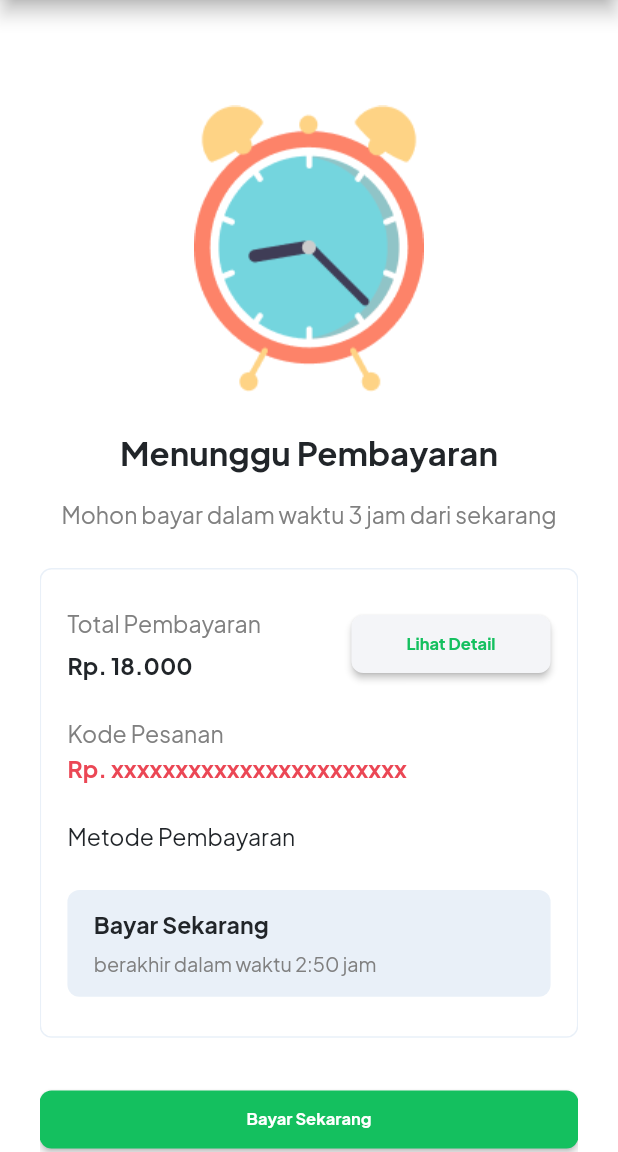
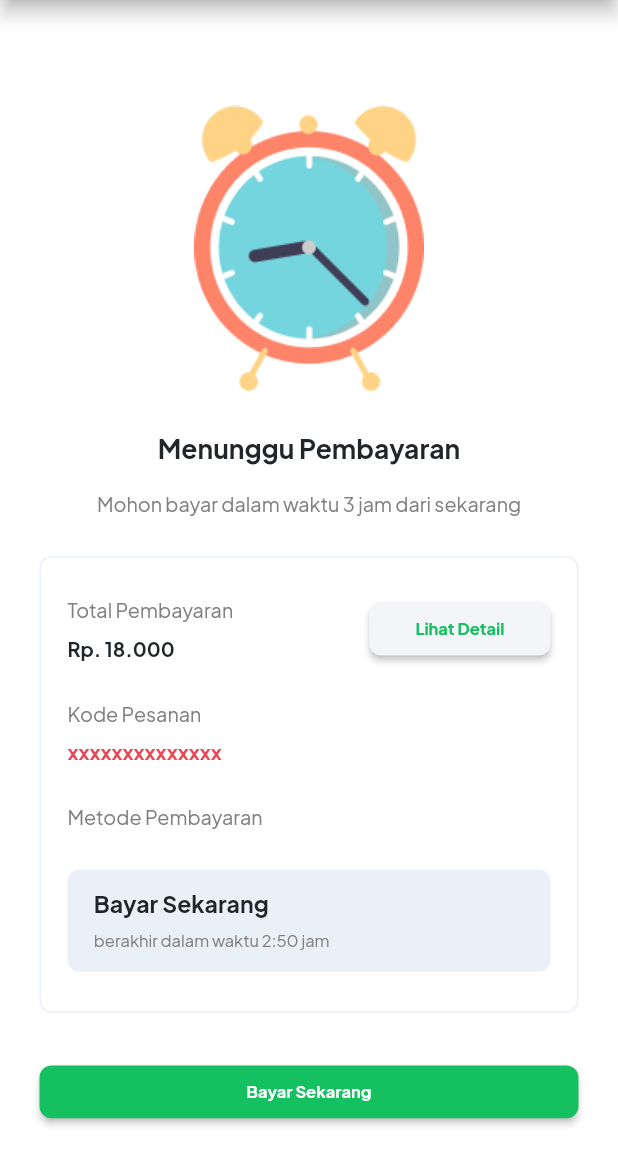
Before and after one commit to f0ursecond/shoparea_app, a Flutter app: the StatusBayarScreen screen opened by its route, on a phone screen of 412 x 824 dp, the part 84-1236 px from its top. Run offline on Flutter 3.47's test engine with Material 2 defaults, Android fonts, the light colour scheme and no system bars; our stand-ins replace flutter_svg, percent_indicator.

Commit message:
Refactoring Status Bayar Screen

```diff
--- a/lib/screen/pengiriman_screen/components/body.dart
+++ b/lib/screen/pengiriman_screen/components/body.dart
@@ -97,7 +97,8 @@ class _BodyState extends State<Body> {
                           crossAxisAlignment: CrossAxisAlignment.start,
                           children: [
                             CustomText(
-                              teks: "Jati Wetan",
+                              teks:
+                                  "Jati Wetan", // ini adalah alamat yang harusnya dikasih nilai dari bottom sheet
                               fontSize: 12,
                               maxLines: 1,
                               textOverflow: TextOverflow.ellipsis,
--- a/lib/screen/status_bayar_screen/components/body.dart
+++ b/lib/screen/status_bayar_screen/components/body.dart
@@ -3,6 +3,8 @@
 import 'package:flutter/foundation.dart';
 import 'package:flutter/material.dart';
 import 'package:shoparea_app/components/button_style/primary_button.dart';
+import 'package:shoparea_app/components/sized_box/vertical_sized_box.dart';
+import 'package:shoparea_app/components/teks/custom_teks.dart';
 import 'package:shoparea_app/consts/colors.dart';
 import 'package:shoparea_app/screen/pengiriman_screen/components/body.dart';
 import 'package:shoparea_app/screen/pengiriman_screen/components/harga_bottom_sheet.dart';
@@ -19,61 +21,37 @@ class Body extends StatefulWidget {
 class _BodyState extends State<Body> {
   @override
   Widget build(BuildContext context) {
-    return Padding(
+    return SingleChildScrollView(
+      child: Padding(
         padding: EdgeInsets.symmetric(
           horizontal: kIsWeb
               ? getWebProportionateScreenWidth(24)
               : getProportionateScreenWidth(24),
         ),
-      child: SingleChildScrollView(
         child: Center(
           child: Column(
             crossAxisAlignment: CrossAxisAlignment.center,
             children: [
-              SizedBox(
-                height: kIsWeb
-                    ? getWebProportionateScreenWidth(64)
-                    : getProportionateScreenWidth(64),
-              ),
+              VerticalSizedBox(height: 64),
               Image.asset(
                 "assets/images/iv_clock.png",
                 fit: BoxFit.fill,
               ),
-              SizedBox(
-                height: kIsWeb
-                    ? getWebProportionateScreenWidth(24)
-                    : getProportionateScreenWidth(24),
+              VerticalSizedBox(height: 24),
+              CustomText(
+                teks: "Menunggu Pembayaran",
+                fontSize: 16,
+                fontWeight: FontWeight.bold,
+                teksColor: cColorNeutralBlack50,
               ),
-              Text(
-                "Menunggu Pembayaran",
-                style: TextStyle(
-                  color: cColorNeutralBlack50,
-                  fontWeight: FontWeight.w700,
-                  fontSize: kIsWeb
-                      ? getWebProportionateScreenWidth(20)
-                      : getProportionateScreenWidth(20),
+              VerticalSizedBox(height: 16),
+              CustomText(
+                teks: "Mohon bayar dalam waktu 3 jam dari sekarang",
+                fontSize: 12,
+                fontWeight: FontWeight.w400,
+                teksColor: cColorExpired50,
               ),
-              ),
-              SizedBox(
-                height: kIsWeb
-                    ? getWebProportionateScreenWidth(16)
-                    : getProportionateScreenWidth(16),
-              ),
-              Text(
-                "Mohon bayar dalam waktu 3 jam dari sekarang",
-                style: TextStyle(
-                  color: cColorExpired50,
-                  fontWeight: FontWeight.w400,
-                  fontSize: kIsWeb
-                      ? getWebProportionateScreenWidth(14)
-                      : getProportionateScreenWidth(14),
-                ),
-              ),
-              SizedBox(
-                height: kIsWeb
-                    ? getWebProportionateScreenWidth(24)
-                    : getProportionateScreenWidth(24),
-              ),
+              VerticalSizedBox(height: 24),
               Container(
                 padding: EdgeInsets.symmetric(
                   horizontal: kIsWeb
@@ -96,32 +74,18 @@ class _BodyState extends State<Body> {
                         Column(
                           crossAxisAlignment: CrossAxisAlignment.start,
                           children: [
-                            Text(
-                              "Total Pembayaran",
-                              overflow: TextOverflow.ellipsis,
-                              maxLines: 1,
-                              style: TextStyle(
-                                  fontSize: kIsWeb
-                                      ? getWebProportionateScreenWidth(14)
-                                      : getProportionateScreenWidth(14),
+                            CustomText(
+                              teks: "Total Pembayaran",
+                              fontSize: 12,
                               fontWeight: FontWeight.w400,
-                                  color: cColorExpired50),
+                              teksColor: cColorExpired50,
                             ),
-                            SizedBox(
-                              height: kIsWeb
-                                  ? getWebProportionateScreenWidth(8)
-                                  : getProportionateScreenWidth(8),
-                            ),
-                            Text(
-                              "Rp. 18.000",
-                              overflow: TextOverflow.ellipsis,
-                              maxLines: 1,
-                              style: TextStyle(
-                                  fontSize: kIsWeb
-                                      ? getWebProportionateScreenWidth(14)
-                                      : getProportionateScreenWidth(14),
+                            VerticalSizedBox(height: 8),
+                            CustomText(
+                              teks: "Rp. 18.000",
+                              fontSize: 12,
                               fontWeight: FontWeight.w700,
-                                  color: cColorNeutralBlack50),
+                              teksColor: cColorNeutralBlack50,
                             ),
                           ],
                         ),
@@ -146,71 +110,42 @@ class _BodyState extends State<Body> {
                               },
                             );
                           },
-                          button_width: kIsWeb
-                              ? getWebProportionateScreenWidth(110)
-                              : getProportionateScreenWidth(110),
+                          button_width: 110,
                           color: cColorNeutral10,
                           textColor: cColorPrimary50,
                           customFontWeight: FontWeight.w700,
-                          button_height: kIsWeb
-                              ? getWebProportionateScreenWidth(32)
-                              : getProportionateScreenWidth(32),
+                          button_height: 32,
                         )
                       ],
                     ),
-                    SizedBox(
-                      height: kIsWeb
-                          ? getWebProportionateScreenWidth(24)
-                          : getProportionateScreenWidth(24),
+                    VerticalSizedBox(height: 24),
+                    CustomText(
+                      teks: "Kode Pesanan",
+                      textOverflow: TextOverflow.ellipsis,
+                      maxLines: 1,
+                      fontSize: 12,
+                      fontWeight: FontWeight.w400,
+                      teksColor: cColorExpired50,
                     ),
-                    Text(
-                      "Kode Pesanan",
-                      overflow: TextOverflow.ellipsis,
+                    VerticalSizedBox(height: 8),
+                    CustomText(
+                      teks: "xxxxxxxxxxxxxx",
+                      textOverflow: TextOverflow.ellipsis,
                       maxLines: 1,
-                      style: TextStyle(
-                          fontSize: kIsWeb
-                              ? getWebProportionateScreenWidth(14)
-                              : getProportionateScreenWidth(14),
+                      fontSize: 12,
+                      fontWeight: FontWeight.w700,
+                      teksColor: cColorError50,
+                    ),
+                    VerticalSizedBox(height: 24),
+                    CustomText(
+                      teks: "Metode Pembayaran",
+                      textOverflow: TextOverflow.ellipsis,
+                      maxLines: 1,
+                      fontSize: 12,
                       fontWeight: FontWeight.w400,
-                          color: cColorExpired50),
+                      teksColor: cColorExpired50,
                     ),
-                    SizedBox(
-                      height: kIsWeb
-                          ? getWebProportionateScreenWidth(4)
-                          : getProportionateScreenWidth(4),
-                    ),
-                    Text(
-                      "Rp. xxxxxxxxxxxxxxxxxxxxxxx",
-                      overflow: TextOverflow.ellipsis,
-                      maxLines: 1,
-                      style: TextStyle(
-                          fontSize: kIsWeb
-                              ? getWebProportionateScreenWidth(14)
-                              : getProportionateScreenWidth(14),
-                          fontWeight: FontWeight.w700,
-                          color: cColorError50),
-                    ),
-                    SizedBox(
-                      height: kIsWeb
-                          ? getWebProportionateScreenWidth(24)
-                          : getProportionateScreenWidth(24),
-                    ),
-                    Text(
-                      "Metode Pembayaran",
-                      overflow: TextOverflow.ellipsis,
-                      maxLines: 1,
-                      style: TextStyle(
-                          fontSize: kIsWeb
-                              ? getWebProportionateScreenWidth(14)
-                              : getProportionateScreenWidth(14),
-                          fontWeight: FontWeight.w400,
-                          color: cColorNeutralBlack50),
-                    ),
-                    SizedBox(
-                      height: kIsWeb
-                          ? getWebProportionateScreenWidth(24)
-                          : getProportionateScreenWidth(24),
-                    ),
+                    VerticalSizedBox(height: 24),
                     Container(
                       width: double.infinity,
                       padding: EdgeInsets.symmetric(
@@ -228,32 +163,22 @@ class _BodyState extends State<Body> {
                       child: Column(
                         crossAxisAlignment: CrossAxisAlignment.start,
                         children: [
-                          Text(
-                            "Bayar Sekarang",
-                            overflow: TextOverflow.ellipsis,
+                          CustomText(
+                            teks: "Bayar Sekarang",
+                            textOverflow: TextOverflow.ellipsis,
                             maxLines: 1,
-                            style: TextStyle(
-                                fontSize: kIsWeb
-                                    ? getWebProportionateScreenWidth(14)
-                                    : getProportionateScreenWidth(14),
+                            fontSize: 14,
                             fontWeight: FontWeight.w700,
-                                color: cColorNeutralBlack50),
+                            teksColor: cColorNeutralBlack50,
                           ),
-                          SizedBox(
-                            height: kIsWeb
-                                ? getWebProportionateScreenWidth(8)
-                                : getProportionateScreenWidth(8),
-                          ),
-                          Text(
-                            "berakhir dalam waktu 2:50 jam",
-                            overflow: TextOverflow.ellipsis,
+                          VerticalSizedBox(height: 8),
+                          CustomText(
+                            teks: "berakhir dalam waktu 2:50 jam",
+                            textOverflow: TextOverflow.ellipsis,
                             maxLines: 1,
-                            style: TextStyle(
-                                fontSize: kIsWeb
-                                    ? getWebProportionateScreenWidth(12)
-                                    : getProportionateScreenWidth(12),
+                            fontSize: 10,
                             fontWeight: FontWeight.w400,
-                                color: cColorExpired50),
+                            teksColor: cColorExpired50,
                           ),
                         ],
                       ),
@@ -261,11 +186,7 @@ class _BodyState extends State<Body> {
                   ],
                 ),
               ),
-              SizedBox(
-                height: kIsWeb
-                    ? getWebProportionateScreenWidth(32)
-                    : getProportionateScreenWidth(32),
-              ),
+              VerticalSizedBox(height: 32),
               PrimaryButton(
                 text: "Bayar Sekarang",
                 press: () {},
@@ -273,48 +194,30 @@ class _BodyState extends State<Body> {
                 color: cColorPrimary50,
                 textColor: Colors.white,
                 customFontWeight: FontWeight.w700,
-                button_height: kIsWeb
-                    ? getWebProportionateScreenWidth(32)
-                    : getProportionateScreenWidth(32),
+                button_height: 32,
               ),
-              SizedBox(
-                height: kIsWeb
-                    ? getWebProportionateScreenWidth(24)
-                    : getProportionateScreenWidth(24),
+              VerticalSizedBox(height: 24),
+              CustomText(
+                teks: "Sudah bayar pesanannya?",
+                textOverflow: TextOverflow.ellipsis,
+                maxLines: 1,
+                fontSize: 10,
+                fontWeight: FontWeight.w400,
+                teksColor: cColorExpired50,
               ),
-              Text(
-                "Sudah bayar pesanannya?",
-                style: TextStyle(
-                  color: cColorExpired50,
-                  fontWeight: FontWeight.w400,
-                  fontSize: kIsWeb
-                      ? getWebProportionateScreenWidth(12)
-                      : getProportionateScreenWidth(12),
+              VerticalSizedBox(height: 8),
+              GestureDetector(
+                onTap: () => {},
+                child: CustomText(
+                  teks: "Refresh Halaman",
+                  textOverflow: TextOverflow.ellipsis,
+                  maxLines: 1,
+                  fontSize: 10,
+                  fontWeight: FontWeight.w700,
+                  teksColor: cColorPrimary50,
                 ),
               ),
-              SizedBox(
-                height: kIsWeb
-                    ? getWebProportionateScreenWidth(8)
-                    : getProportionateScreenWidth(8),
-              ),
-              GestureDetector(
-                onTap: () => {},
-                child: Text(
-                  "Refresh Halaman",
-                  style: TextStyle(
-                    color: cColorPrimary50,
-                    fontWeight: FontWeight.w700,
-                    fontSize: kIsWeb
-                        ? getWebProportionateScreenWidth(12)
-                        : getProportionateScreenWidth(12),
-                  ),
-                ),
-              ),
-              SizedBox(
-                height: kIsWeb
-                    ? getWebProportionateScreenWidth(32)
-                    : getProportionateScreenWidth(32),
-              ),
+              VerticalSizedBox(height: 32),
             ],
           ),
         ),
--- a/lib/screen/status_bayar_screen/status_bayar_screen.dart
+++ b/lib/screen/status_bayar_screen/status_bayar_screen.dart
@@ -2,11 +2,11 @@
 
 import 'package:flutter/foundation.dart';
 import 'package:flutter/material.dart';
+import 'package:shoparea_app/components/teks/custom_teks.dart';
 import 'package:shoparea_app/screen/front_store/front_store_screen.dart';
 import 'package:shoparea_app/screen/status_bayar_screen/components/body.dart';
 
 import '../../consts/colors.dart';
-import '../../size_config.dart';
 
 class StatusBayarScreen extends StatelessWidget {
   const StatusBayarScreen({super.key});
@@ -28,14 +28,11 @@ class StatusBayarScreen extends StatelessWidget {
                 Navigator.pushNamed(context, FrontStoreScreen.routeName);
               },
             ),
-            title: Text(
-              "Checkout",
-              style: TextStyle(
-                fontWeight: FontWeight.bold,
-                fontSize: kIsWeb
-                    ? getWebProportionateScreenWidth(16)
-                    : getProportionateScreenWidth(16),
-              ),
+            title: CustomText(
+              teks: "Checkout",
+              fontSize: 16,
+              fontWeight: FontWeight.bold,
+              teksColor: Colors.white,
             ),
           ),
           body: Body(),
```
Lines whose indentation alone changed are shown as unchanged.
